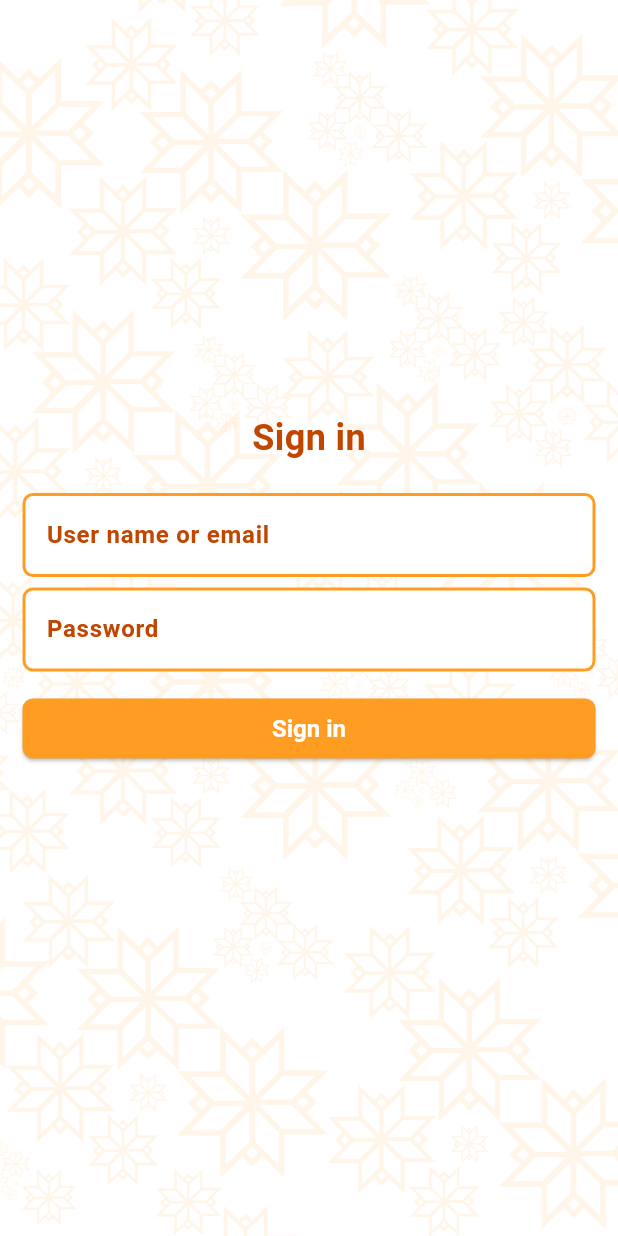
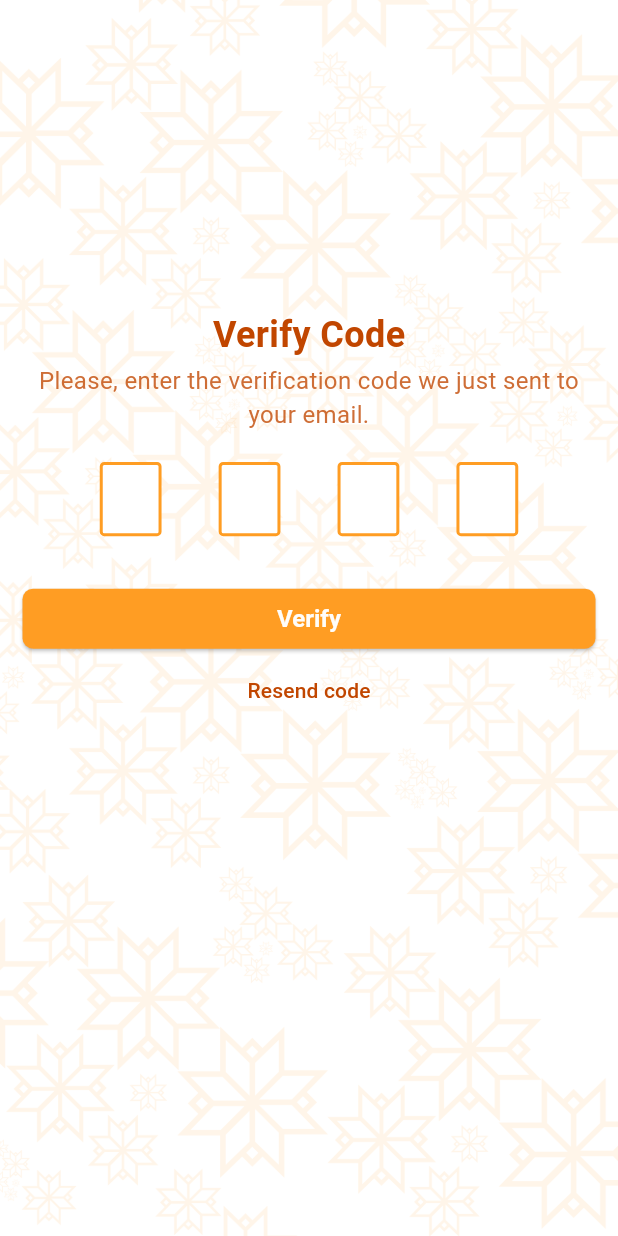
Before and after one commit to m-mhe/e-commerce-ui, a Flutter app: the screen it shows after launch, after a tap on "Sign up", on a phone screen of 412 x 824 dp. Run offline on Flutter 3.47's test engine with Material 3 defaults, Android fonts, the phone set to English and light mode, and no system bars; drawn by our look-alikes of pin_code_fields.

Commit message:
OTP screen done

```diff
--- a/general_ecommerce_client_app/lib/user_interface/screens/otp.dart
+++ b/general_ecommerce_client_app/lib/user_interface/screens/otp.dart
@@ -0,0 +1,92 @@
+import 'package:flutter/material.dart';
+import 'package:general_ecommerce_client_app/user_interface/screens/sign_in.dart';
+import 'package:general_ecommerce_client_app/user_interface/widgets/place_background_image.dart';
+import 'package:pin_code_fields/pin_code_fields.dart';
+
+import '../utilities/light_theme_color.dart';
+
+class Otp extends StatelessWidget {
+  const Otp({super.key});
+
+  @override
+  Widget build(BuildContext context) {
+    return Scaffold(
+      body: PlaceBackgroundImage(
+        imageAddress: "asset/background_one.png",
+        child: Padding(
+          padding: EdgeInsets.only(
+            top: MediaQuery.sizeOf(context).height / 4,
+            right: 15,
+            left: 15,
+          ),
+          child: Column(
+            children: [
+              Text(
+                "Verify Code",
+                style: TextStyle(
+                  fontSize: 24,
+                  fontWeight: FontWeight.w700,
+                  color: LightThemeColor.accentDarkOrange,
+                ),
+              ),
+              Padding(
+                padding: const EdgeInsets.only(top: 2, bottom: 20),
+                child: Text(
+                  "Please, enter the verification code we just sent to your email.",
+                  textAlign: TextAlign.center,
+                  style: TextStyle(
+                    fontSize: 16,
+                    color: LightThemeColor.accentDarkOrange.withAlpha(200),
+                  ),
+                ),
+              ),
+              Padding(
+                padding: EdgeInsets.symmetric(
+                  horizontal: MediaQuery.sizeOf(context).width / 8,
+                ),
+                child: PinCodeTextField(
+                  appContext: context,
+
+                  textStyle: TextStyle(
+                    fontWeight: FontWeight.w500,
+                    color: LightThemeColor.accentDarkOrange,
+                  ),
+                  enableActiveFill: true,
+                  length: 4,
+                  obscureText: true,
+                  blinkWhenObscuring: true,
+                  backgroundColor: Colors.transparent,
+                  pinTheme: PinTheme(
+                    shape: PinCodeFieldShape.box,
+                    fieldWidth: MediaQuery.sizeOf(context).width / 10,
+                    fieldHeight: (MediaQuery.sizeOf(context).width / 10) * 1.2,
+                    borderRadius: BorderRadius.circular(3),
+                    activeColor: LightThemeColor.accentOrange,
+                    activeFillColor: LightThemeColor.mainWhite,
+                    inactiveColor: LightThemeColor.accentOrange,
+                    inactiveFillColor: LightThemeColor.mainWhite,
+                    selectedColor: LightThemeColor.accentOrange,
+                    selectedFillColor: LightThemeColor.mainWhite,
+                  ),
+                ),
+              ),
+              Padding(
+                padding: const EdgeInsets.only(top: 15),
+                child: ElevatedButton(onPressed: () {Navigator.pushReplacement(context, MaterialPageRoute(builder: (context){
+                  return SignIn();
+                }));}, child: Text("Verify")),
+              ),
+              TextButton(
+                onPressed: () {},
+                style: TextButton.styleFrom(
+                  foregroundColor: LightThemeColor.accentDarkOrange,
+                ),
+                child: Text("Resend code"),
+              ),
+            ],
+          ),
+        ),
+      ),
+    );
+  }
+}
--- a/general_ecommerce_client_app/lib/user_interface/screens/sign_in.dart
+++ b/general_ecommerce_client_app/lib/user_interface/screens/sign_in.dart
@@ -50,9 +50,7 @@ class SignIn extends StatelessWidget {
                 padding: const EdgeInsets.only(top: 7),
                 child: ElevatedButton(
                   onPressed: () {
-                    Navigator.pushReplacement(context, MaterialPageRoute(builder: (context){
-                      return SignIn();
-                    }));
+
                   },
                   child: Text("Sign in"),
                 ),
--- a/general_ecommerce_client_app/lib/user_interface/screens/sign_up.dart
+++ b/general_ecommerce_client_app/lib/user_interface/screens/sign_up.dart
@@ -2,6 +2,8 @@ import 'package:flutter/material.dart';
 import 'package:general_ecommerce_client_app/user_interface/screens/sign_in.dart';
 import 'package:general_ecommerce_client_app/user_interface/utilities/light_theme_color.dart';
 import 'package:general_ecommerce_client_app/user_interface/widgets/place_background_image.dart';
+
+import 'otp.dart';
 
 class SignUp extends StatelessWidget {
   const SignUp({super.key});
@@ -69,7 +71,7 @@ class SignUp extends StatelessWidget {
                   child: ElevatedButton(
                     onPressed: () {
                       Navigator.pushReplacement(context, MaterialPageRoute(builder: (context){
-                        return SignIn();
+                        return Otp();
                       }));
                     },
                     child: Text("Sign up"),
--- a/general_ecommerce_client_app/pubspec.yaml
+++ b/general_ecommerce_client_app/pubspec.yaml
@@ -34,6 +34,7 @@ dependencies:
   # The following adds the Cupertino Icons font to your application.
   # Use with the CupertinoIcons class for iOS style icons.
   cupertino_icons: ^1.0.8
+  pin_code_fields: ^8.0.1
 
 dev_dependencies:
   flutter_test:
```
Also changed, not shown: general_ecommerce_client_app/asset/home_slider_image_0.jpg (added), general_ecommerce_client_app/asset/home_slider_image_1.jpg (added), general_ecommerce_client_app/asset/home_slider_image_2.jpg (added), general_ecommerce_client_app/asset/home_slider_image_3.jpg (added), general_ecommerce_client_app/pubspec.lock.
